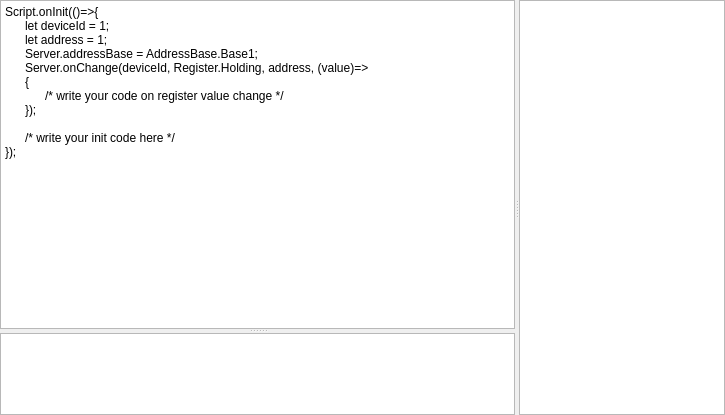
Qt form omodsim/controls/scriptcontrol.ui (sanny32/OpenModSim) before a commit.
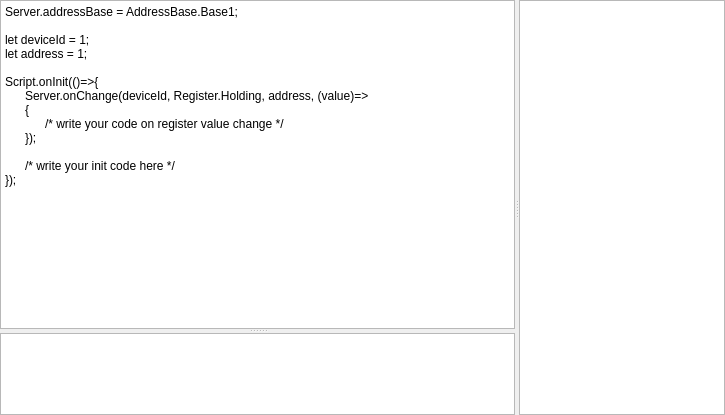
The same form after that commit. Custom widgets are drawn as their Qt base class.

Commit message: Update init script example

```diff
--- a/omodsim/controls/scriptcontrol.ui
+++ b/omodsim/controls/scriptcontrol.ui
@@ -46,10 +46,12 @@
         </sizepolicy>
        </property>
        <property name="plainText">
-        <string>Script.onInit(()=&gt;{
-	let deviceId = 1;
-	let address = 1;
-	Server.addressBase = AddressBase.Base1;
+        <string>Server.addressBase = AddressBase.Base1;
+
+let deviceId = 1;
+let address = 1;
+
+Script.onInit(()=&gt;{
 	Server.onChange(deviceId, Register.Holding, address, (value)=&gt;
 	{
 		/* write your code on register value change */
```
